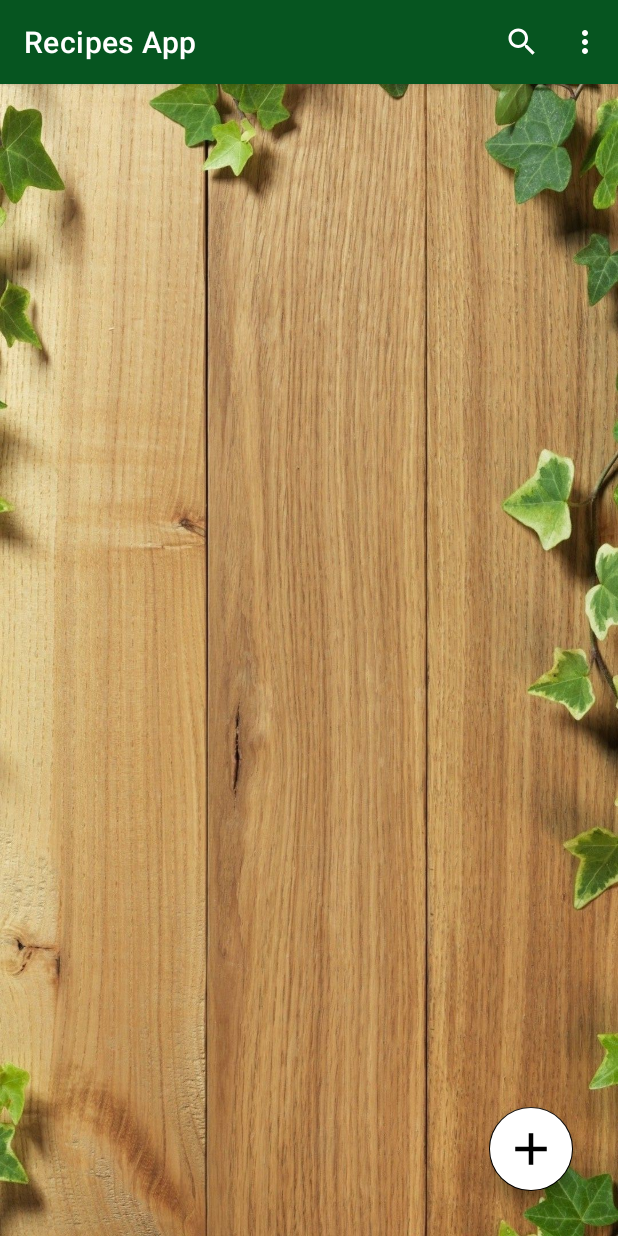
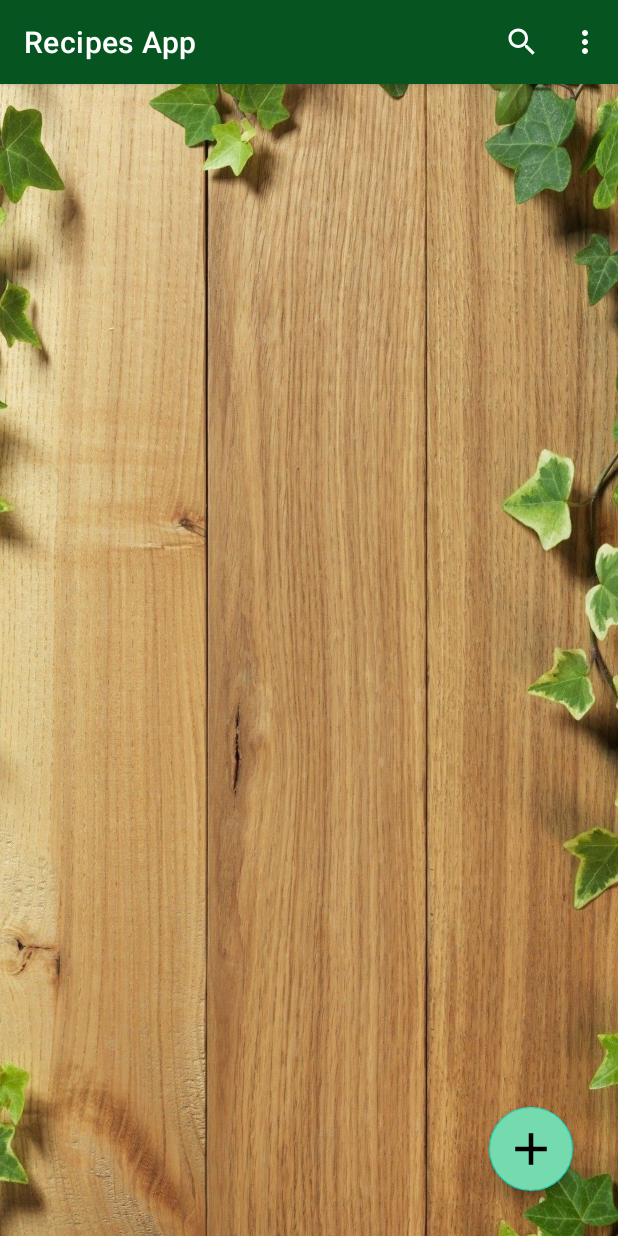
Before and after one commit to ntnzzv/FoodParty, an Android app: the MainActivity screen opened directly, with no data from a screen before it, on a phone screen of 412 x 824 dp. Run offline under Robolectric (Android 15) with nearby library versions, the phone set to English and light mode, and no system bars; our stand-ins replace Firebase (no records; nobody signed in at launch, a user with empty details on screens opened directly), Picasso; libraries missing offline, so code that uses them is left out: com.shashank.sony.

Commit message:
colours and such

```diff
--- a/app/src/main/res/layout/activity_add_edit_recipe.xml
+++ b/app/src/main/res/layout/activity_add_edit_recipe.xml
@@ -171,7 +171,7 @@
                     android:layout_marginTop="8dp"
                     android:hint="Description"
                     app:counterEnabled="true"
-                    app:counterMaxLength="100"
+                    app:counterMaxLength="250"
                     app:layout_constraintEnd_toEndOf="parent"
                     app:layout_constraintStart_toStartOf="parent"
                     app:layout_constraintTop_toTopOf="parent">
--- a/app/src/main/res/layout/activity_main.xml
+++ b/app/src/main/res/layout/activity_main.xml
@@ -29,10 +29,9 @@
             android:layout_alignParentBottom="true"
             android:layout_gravity="end|bottom"
             android:layout_margin="30dp"
-            android:backgroundTint="#FFFFFF"
+            android:backgroundTint="#75DAAD"
             android:clickable="true"
             android:onClick="onAddRecipe"
-            app:backgroundTint="#000000"
             app:maxImageSize="36dp"
             app:srcCompat="@drawable/outline_add_24" />
 
```
